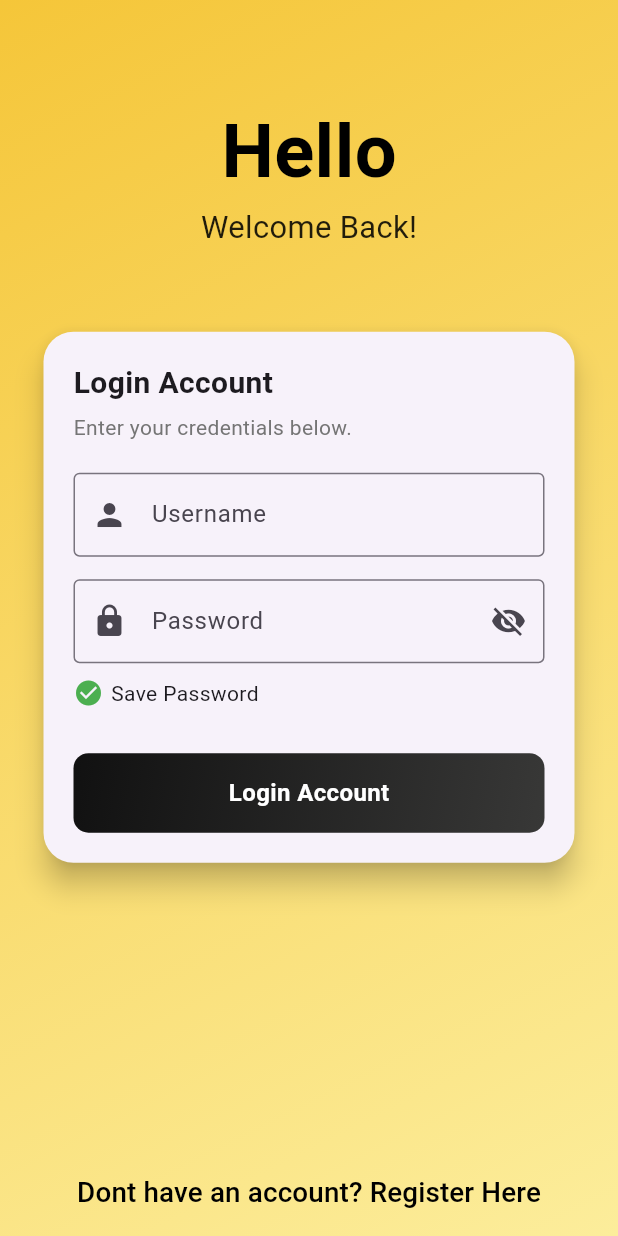
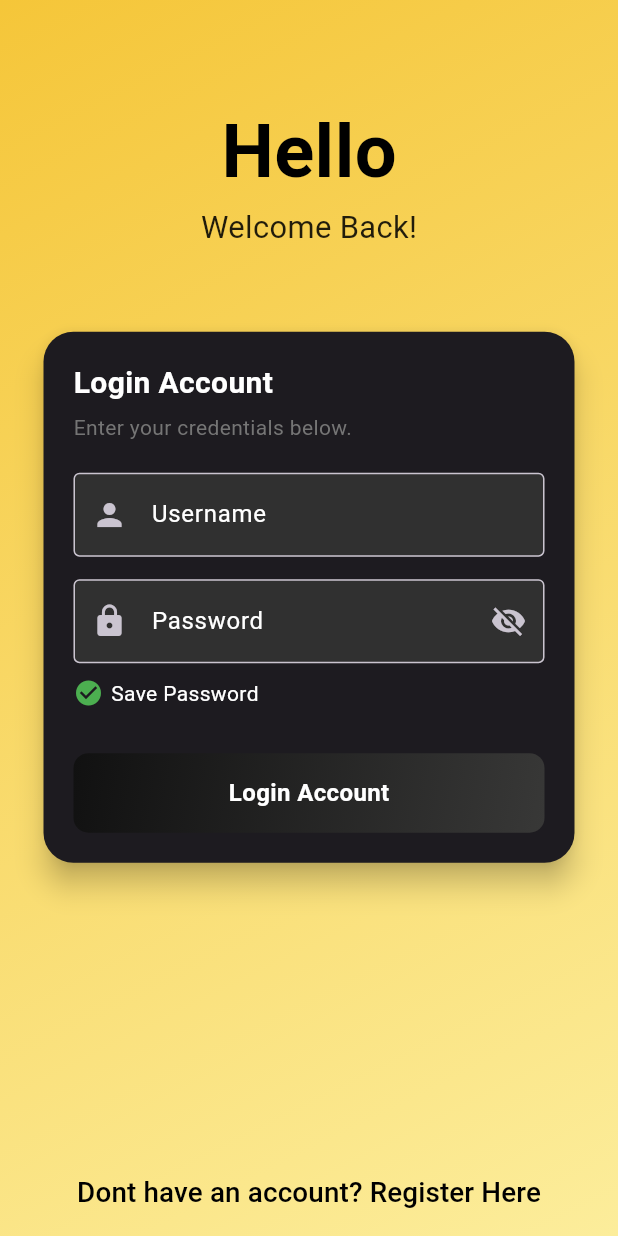
Before and after one commit to notetechrepositories/VoiceFirstMobileApplication, a Flutter app: the screen it shows after launch, after a tap on the "arrow forward" icon, after a tap on "Skip", on a phone screen of 412 x 824 dp. Run offline on Flutter 3.47's test engine with Material 3 defaults, Android fonts, the phone set to English and light mode, and no system bars; our stand-ins replace file_picker, google_sign_in, introduction_screen, shared_preferences, speech_to_text; missing offline and left inert: mobile_scanner; network calls fail.

Commit message:
new update

```diff
--- a/lib/main.dart
+++ b/lib/main.dart
@@ -19,30 +19,30 @@ class MyApp extends StatelessWidget {
   @override
   Widget build(BuildContext context) {
     return MaterialApp(
-      // theme: ThemeData.dark().copyWith(
-      //   scaffoldBackgroundColor: Colors.black,
-      //   inputDecorationTheme: InputDecorationTheme(
-      //     filled: true,
-      //     fillColor: Colors.grey[850],
-      //     border: OutlineInputBorder(),
-      //     hintStyle: TextStyle(color: Colors.white60),
-      //     labelStyle: TextStyle(color: Colors.white),
-      //   ),
-      //   textTheme: TextTheme(bodyMedium: TextStyle(color: Colors.white)),
-      //   elevatedButtonTheme: ElevatedButtonThemeData(
-      //     style: ElevatedButton.styleFrom(
-      //       backgroundColor: Colors.amber,
-      //       foregroundColor: Colors.black,
-      //     ),
-      //   ),
-      //   dropdownMenuTheme: DropdownMenuThemeData(
-      //     textStyle: TextStyle(color: Colors.white),
-      //   ),
-      //   floatingActionButtonTheme: FloatingActionButtonThemeData(
-      //     backgroundColor: Colors.amber,
-      //     foregroundColor: Colors.black,
-      //   ),
-      // ),
+      theme: ThemeData.dark().copyWith(
+        scaffoldBackgroundColor: Colors.black,
+        inputDecorationTheme: InputDecorationTheme(
+          filled: true,
+          fillColor: Colors.grey[850],
+          border: OutlineInputBorder(),
+          hintStyle: TextStyle(color: Colors.white60),
+          labelStyle: TextStyle(color: Colors.white),
+        ),
+        textTheme: TextTheme(bodyMedium: TextStyle(color: Colors.white)),
+        elevatedButtonTheme: ElevatedButtonThemeData(
+          style: ElevatedButton.styleFrom(
+            backgroundColor: Colors.amber,
+            foregroundColor: Colors.black,
+          ),
+        ),
+        dropdownMenuTheme: DropdownMenuThemeData(
+          textStyle: TextStyle(color: Colors.white),
+        ),
+        floatingActionButtonTheme: FloatingActionButtonThemeData(
+          backgroundColor: Colors.amber,
+          foregroundColor: Colors.black,
+        ),
+      ),
       debugShowCheckedModeBanner: false,
       navigatorKey: SnackbarHelper.navigatorKey,
       home: SplashScreen(),
@@ -53,7 +53,7 @@ class MyApp extends StatelessWidget {
         "/admin/admin-dashboard": (context) => Userhomescreen(),
         "country": (context) => CountryView(),
         "system-answer-type": (context) => ManageAnswerTypePage(),
-        "issue-type": (context) => ManageIssueTypeScreen(),
+        "system-issue-type": (context) => ManageIssueTypeScreen(),
       },
     );
   }
```
Also changed, not shown: lib/Views/LoginPage/login_page.dart (+63 -28 lines).
